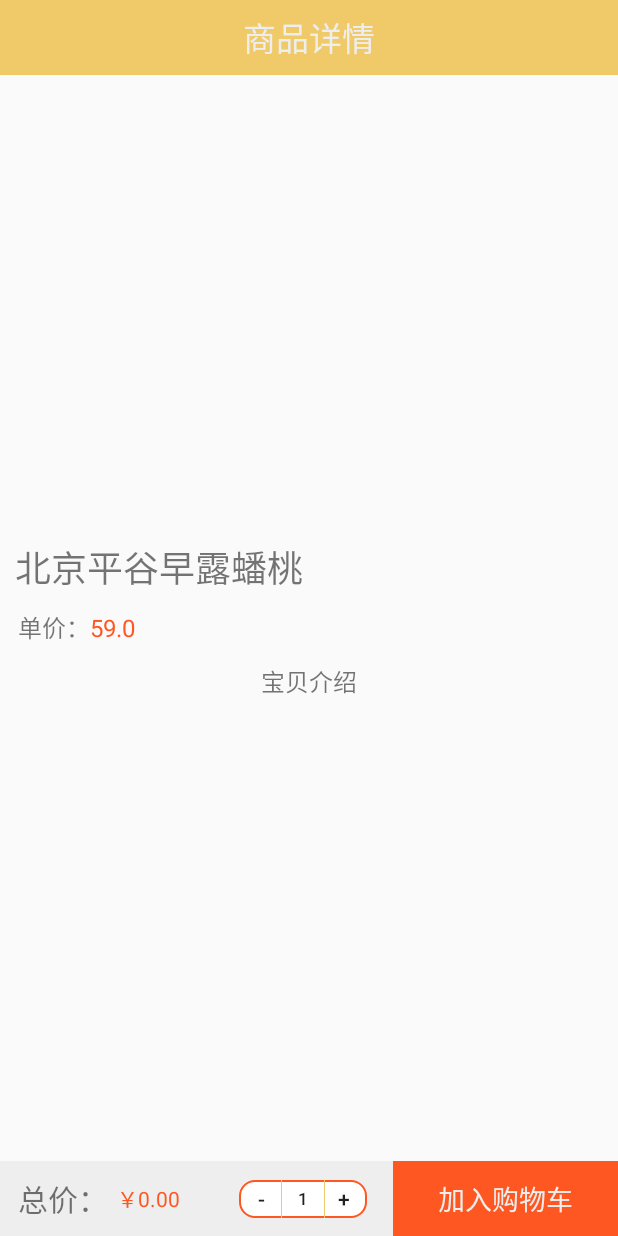
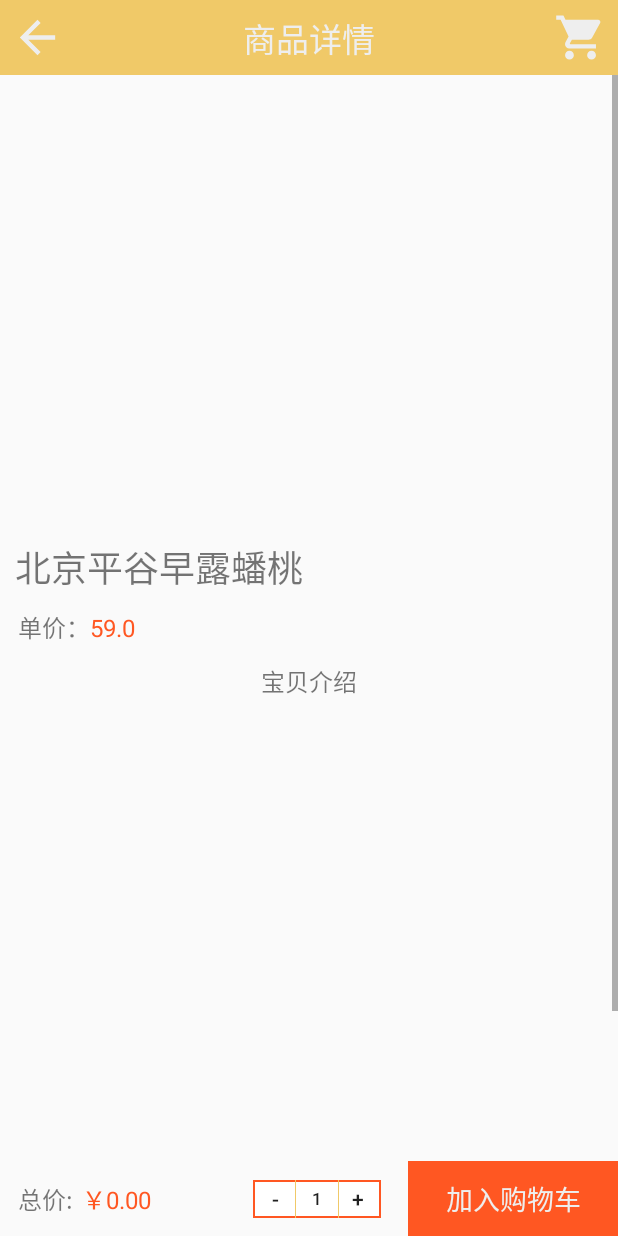
Before and after one commit to delichik/guoi, an Android app: the DetailActivity screen opened directly, with no data from a screen before it, on a phone screen of 412 x 824 dp. Run offline under Robolectric (Android 15) with nearby library versions, the light colour scheme and no system bars; our stand-ins replace ButterKnife; 11 statements that could not run were skipped.

Commit message:
又又又又又完善

```diff
--- a/app/build.gradle
+++ b/app/build.gradle
@@ -35,5 +35,8 @@ dependencies {
     implementation 'com.jakewharton:butterknife:10.0.0'
     implementation 'org.jsoup:jsoup:1.11.3'
     implementation 'de.hdodenhof:circleimageview:3.0.0'
+    implementation 'com.jakewharton:butterknife:10.0.0'
+
+    annotationProcessor 'com.jakewharton:butterknife-compiler:10.0.0'
 
 }
--- a/app/src/main/java/moe/imiku/guoi/Activity/DetailActivity.java
+++ b/app/src/main/java/moe/imiku/guoi/Activity/DetailActivity.java
@@ -1,8 +1,11 @@
 package moe.imiku.guoi.Activity;
 
 import android.app.Activity;
+import android.content.Intent;
 import android.content.res.AssetManager;
 import android.os.Bundle;
+import android.view.View;
+import android.widget.Button;
 import android.widget.ImageView;
 import android.widget.LinearLayout;
 import android.widget.TextView;
@@ -12,6 +15,9 @@ import androidx.annotation.Nullable;
 import java.io.IOException;
 import java.util.ArrayList;
 
+import butterknife.BindView;
+import butterknife.ButterKnife;
+import butterknife.OnClick;
 import moe.imiku.guoi.MessageTable;
 import moe.imiku.guoi.Model.CartItem;
 import moe.imiku.guoi.Model.Fruit;
@@ -21,6 +27,20 @@ import moe.imiku.guoi.ShoppingCartTable;
 import static moe.imiku.guoi.Util.FileUtil.getBitmapFromAsset;
 
 public class DetailActivity extends Activity {
+
+    @BindView(R.id.imageView)
+    ImageView imageView;
+    @BindView(R.id.name)
+    TextView name;
+    @BindView(R.id.money)
+    TextView money;
+    @BindView(R.id.image_field)
+    LinearLayout imageField;
+    @BindView(R.id.price)
+    TextView price;
+    @BindView(R.id.count)
+    Button count;
+
     private Fruit fruit;
     private String[] images;
     private CartItem item;
@@ -29,78 +49,35 @@ public class DetailActivity extends Activity {
     protected void onCreate(@Nullable Bundle savedInstanceState) {
         super.onCreate(savedInstanceState);
         setContentView(R.layout.activity_detail);
+        ButterKnife.bind(this);
 
         fruit = getIntent().getParcelableExtra("fruit");
         initImages();
         init();
     }
 
-    public void init () {
+    public void init() {
         item = new CartItem();
         item.setCount(1);
         item.setFruit(fruit);
 
-        ImageView imageView = findViewById(R.id.imageView);
-        imageView.setImageBitmap(getBitmapFromAsset(getAssets(),fruit.getImage()));
-        TextView textView_name = findViewById(R.id.name);
-        textView_name.setText(fruit.getName());
-        TextView textView_money = findViewById(R.id.money);
-        textView_money.setText(String.format("￥%.2f",fruit.getPrice()));
-        LinearLayout linearLayout = findViewById(R.id.image_field);
-        TextView textView_price = findViewById(R.id.price);
-        textView_price.setText(String.format("￥%.2f",item.getTotalPrice()));
-        TextView textView_count = findViewById(R.id.count);
+        imageView.setImageBitmap(getBitmapFromAsset(getAssets(), fruit.getImage()));
+        name.setText(fruit.getName());
+        money.setText(String.format("￥%.2f", fruit.getPrice()));
+        price.setText(String.format("￥%.2f", item.getTotalPrice()));
 
-        for (String image : images){
+        for (String image : images) {
             ImageView imageView1 = new ImageView(this);
-            imageView1.setImageBitmap(getBitmapFromAsset(getAssets(),image));
-            linearLayout.addView(imageView1);
-            LinearLayout.LayoutParams params = (LinearLayout.LayoutParams) imageView1.getLayoutParams();
-            params.height = LinearLayout.LayoutParams.WRAP_CONTENT;
-            params.width = LinearLayout.LayoutParams.MATCH_PARENT;
-            imageView1.setLayoutParams(params);
+            imageView1.setImageBitmap(getBitmapFromAsset(getAssets(), image));
+            imageView1.setScaleType(ImageView.ScaleType.FIT_XY);
+            imageView1.setAdjustViewBounds(true);
+            imageField.addView(imageView1);
         }
 
-        findViewById(R.id.min).setOnClickListener(v -> {
-            if (item.getCount() <= 0)
-                return;
-            item.setCount(item.getCount() - 1);
-            textView_price.setText(String.format("￥%.2f",item.getTotalPrice()));
-            textView_count.setText(item.getCount() + "");
-        });
-
-        findViewById(R.id.add).setOnClickListener(v -> {
-            if (item.getCount() >= 99)
-                return;
-            item.setCount(item.getCount() + 1);
-
-            textView_price.setText(String.format("￥%.2f",item.getTotalPrice()));
-            textView_count.setText(item.getCount() + "");
-        });
-
-        findViewById(R.id.addcar).setOnClickListener(v -> {
-            for (int i = 0;i < ShoppingCartTable.getCartSize();i++){
-                if (ShoppingCartTable.getCart(i).getFruit().getId().equals(fruit.getId())) {
-                    ShoppingCartTable.addToCart(i, item.getCount());
-                    MessageTable.sendMessage(DetailActivity.this,
-                            item.getFruit().getName()
-                                    + " x "
-                                    + item.getCount()
-                                    + "已添加到购物车");
-                    return;
-                }
-            }
-            ShoppingCartTable.addNewToCart(item);
-            MessageTable.sendMessage(DetailActivity.this,
-                    item.getFruit().getName()
-                            + " x "
-                            + item.getCount()
-                            + "已添加到购物车");
-        });
     }
 
 
-    public void initImages () {
+    public void initImages() {
         AssetManager am = getAssets();
         ArrayList<String> list = new ArrayList<>();
         String base = fruit.getImage();
@@ -110,10 +87,59 @@ public class DetailActivity extends Activity {
                 am.open(t);
                 list.add(t);
             } catch (IOException e) {
-                e.printStackTrace();
                 break;
             }
         }
         images = list.toArray(new String[]{});
     }
+
+    @OnClick({R.id.back, R.id.to_cart, R.id.addcar, R.id.add, R.id.min})
+    public void onViewClicked(View view) {
+        switch (view.getId()) {
+            case R.id.back:
+                finish();
+                break;
+            case R.id.to_cart:
+                Intent intent = new Intent();
+                intent.putExtra("toCart", true);
+                setResult(23333, intent);
+                finish();
+                break;
+            case R.id.add:
+                if (item.getCount() >= 99)
+                    return;
+                item.setCount(item.getCount() + 1);
+                price.setText(String.format("￥%.2f", item.getTotalPrice()));
+                count.setText(item.getCount() + "");
+                break;
+            case R.id.min:
+                if (item.getCount() <= 0)
+                    return;
+                item.setCount(item.getCount() - 1);
+                price.setText(String.format("￥%.2f", item.getTotalPrice()));
+                count.setText(item.getCount() + "");
+                break;
+            case R.id.addcar:
+                if (item.getCount() <= 0)
+                    break;
+                for (int i = 0; i < ShoppingCartTable.getCartSize(); i++) {
+                    if (ShoppingCartTable.getCart(i).getFruit().getId().equals(fruit.getId())) {
+                        ShoppingCartTable.addToCart(i, item.getCount());
+                        MessageTable.sendMessage(DetailActivity.this,
+                                item.getFruit().getName()
+                                        + " x "
+                                        + item.getCount()
+                                        + "已添加到购物车");
+                        return;
+                    }
+                }
+                ShoppingCartTable.addNewToCart(item);
+                MessageTable.sendMessage(DetailActivity.this,
+                        item.getFruit().getName()
+                                + " x "
+                                + item.getCount()
+                                + "已添加到购物车");
+                break;
+        }
+    }
 }
--- /dev/null
+++ b/app/src/main/res/drawable/cart_button.xml
@@ -0,0 +1,18 @@
+<?xml version="1.0" encoding="utf-8"?>
+<selector xmlns:android="http://schemas.android.com/apk/res/android">
+<item android:state_focused="true">
+    <shape>
+        <solid android:color="@color/colorAccent" />
+    </shape>
+</item>
+<item android:state_pressed="true">
+    <shape>
+        <solid android:color="@color/colorAccent" />
+    </shape>
+</item>
+<item>
+    <shape>
+        <solid android:color="@android:color/transparent" />
+    </shape>
+</item>
+</selector>
--- a/app/src/main/res/drawable/cart_num_style.xml
+++ b/app/src/main/res/drawable/cart_num_style.xml
@@ -2,7 +2,6 @@
 <shape xmlns:android="http://schemas.android.com/apk/res/android" >
 
     <solid android:color="@android:color/white"/>
-    <stroke android:width="1dip" android:color="@color/colorAccent"/>
-    <corners android:radius="10dp" />
+    <stroke android:width="1dp" android:color="@color/colorAccent"/>
 
 </shape>
--- a/app/src/main/res/drawable/ic_back.xml
+++ b/app/src/main/res/drawable/ic_back.xml
@@ -1,4 +1,4 @@
-<vector android:height="24dp" android:tint="#FFFFFF"
+<vector android:height="24dp" android:tint="@color/text_light"
     android:viewportHeight="24.0" android:viewportWidth="24.0"
     android:width="24dp" xmlns:android="http://schemas.android.com/apk/res/android">
     <path android:fillColor="#FF000000" android:pathData="M20,11H7.83l5.59,-5.59L12,4l-8,8 8,8 1.41,-1.41L7.83,13H20v-2z"/>
--- a/app/src/main/res/drawable/ic_shopping_cart.xml
+++ b/app/src/main/res/drawable/ic_shopping_cart.xml
@@ -1,4 +1,4 @@
-<vector android:height="24dp" android:tint="#FFFFFF"
+<vector android:height="24dp" android:tint="@color/text_light"
     android:viewportHeight="24.0" android:viewportWidth="24.0"
     android:width="24dp" xmlns:android="http://schemas.android.com/apk/res/android">
     <path android:fillColor="#FF000000" android:pathData="M7,18c-1.1,0 -1.99,0.9 -1.99,2S5.9,22 7,22s2,-0.9 2,-2 -0.9,-2 -2,-2zM1,2v2h2l3.6,7.59 -1.35,2.45c-0.16,0.28 -0.25,0.61 -0.25,0.96 0,1.1 0.9,2 2,2h12v-2L7.42,15c-0.14,0 -0.25,-0.11 -0.25,-0.25l0.03,-0.12 0.9,-1.63h7.45c0.75,0 1.41,-0.41 1.75,-1.03l3.58,-6.49c0.08,-0.14 0.12,-0.31 0.12,-0.48 0,-0.55 -0.45,-1 -1,-1L5.21,4l-0.94,-2L1,2zM17,18c-1.1,0 -1.99,0.9 -1.99,2s0.89,2 1.99,2 2,-0.9 2,-2 -0.9,-2 -2,-2z"/>
--- a/app/src/main/res/layout/activity_detail.xml
+++ b/app/src/main/res/layout/activity_detail.xml
@@ -7,35 +7,82 @@
     android:orientation="vertical"
     android:layout_width="match_parent"
     android:layout_height="match_parent">
-    <TextView
+
+    <androidx.constraintlayout.widget.ConstraintLayout
         android:textColor="@color/text_light"
-        android:gravity="center"
-        android:textSize="22sp"
-        android:text="商品详情"
         android:background="@color/colorPrimary"
         android:layout_width="match_parent"
-        android:layout_height="50dp" />
+        android:layout_height="50dp" >
+
+        <ImageView
+            android:id="@+id/back"
+            android:layout_width="0dp"
+            android:layout_height="0dp"
+            android:padding="7dp"
+            android:src="@drawable/ic_back"
+            app:layout_constraintBottom_toBottomOf="parent"
+            app:layout_constraintEnd_toEndOf="@id/guideline4"
+            app:layout_constraintStart_toStartOf="parent"
+            app:layout_constraintTop_toTopOf="parent" />
+
+        <androidx.constraintlayout.widget.Guideline
+            android:id="@+id/guideline4"
+            android:orientation="vertical"
+            android:layout_width="wrap_content"
+            android:layout_height="wrap_content"
+            app:layout_constraintGuide_begin="50dp"/>
+
+        <TextView
+            android:gravity="center"
+            android:textSize="22sp"
+            android:textColor="@color/text_light"
+            android:text="商品详情"
+            android:layout_width="wrap_content"
+            android:layout_height="wrap_content"
+            app:layout_constraintBottom_toBottomOf="parent"
+            app:layout_constraintEnd_toEndOf="@id/guideline5"
+            app:layout_constraintStart_toStartOf="@id/guideline4"
+            app:layout_constraintTop_toTopOf="parent" />
+
+        <androidx.constraintlayout.widget.Guideline
+            android:id="@+id/guideline5"
+            android:orientation="vertical"
+            android:layout_width="wrap_content"
+            android:layout_height="wrap_content"
+            app:layout_constraintGuide_end="50dp"/>
+
+        <ImageView
+            android:id="@+id/to_cart"
+            android:layout_width="0dp"
+            android:layout_height="0dp"
+            android:padding="7dp"
+            android:src="@drawable/ic_shopping_cart"
+            app:layout_constraintBottom_toBottomOf="parent"
+            app:layout_constraintEnd_toEndOf="parent"
+            app:layout_constraintStart_toStartOf="@id/guideline5"
+            app:layout_constraintTop_toTopOf="parent" />
+
+    </androidx.constraintlayout.widget.ConstraintLayout>
+
 
     <androidx.constraintlayout.widget.ConstraintLayout
         android:orientation="vertical"
         android:layout_width="match_parent"
         android:layout_height="match_parent">
 
-        <androidx.constraintlayout.widget.Guideline
-            android:id="@+id/guideline4"
-            android:layout_width="wrap_content"
-            android:layout_height="wrap_content"
-            android:orientation="horizontal"
-            app:layout_constraintGuide_begin="50dp" />
-
         <ScrollView
-            android:layout_width="match_parent"
-            android:layout_height="match_parent">
+            android:layout_width="0dp"
+            android:layout_height="0dp"
+            android:overScrollMode="never"
+            app:layout_constraintBottom_toTopOf="@id/guideline1"
+            app:layout_constraintEnd_toEndOf="parent"
+            app:layout_constraintStart_toStartOf="parent"
+            app:layout_constraintTop_toTopOf="parent" >
 
             <LinearLayout
                 android:id="@+id/image_field"
                 android:layout_width="match_parent"
-                android:layout_height="match_parent"
+                android:layout_height="wrap_content"
                 android:orientation="vertical">
 
                 <ImageView
@@ -81,57 +128,62 @@
                     android:textSize="16sp"
                     android:layout_margin="12dp"
                     android:text="宝贝介绍" />
+
             </LinearLayout>
 
         </ScrollView>
 
         <androidx.constraintlayout.widget.Guideline
-            android:id="@+id/guideline"
+            android:id="@+id/guideline1"
             android:layout_width="wrap_content"
             android:layout_height="wrap_content"
             android:orientation="horizontal"
             app:layout_constraintGuide_end="50dp" />
 
-        <TextView
-            android:background="@color/background_front"
-            android:gravity="center_vertical"
-            android:paddingStart="12dp"
-            android:id="@+id/price_all"
-            android:layout_width="0dp"
-            android:layout_height="0dp"
-            android:textSize="20sp"
-            android:text="总价："
-            app:layout_constraintBottom_toBottomOf="parent"
-            app:layout_constraintEnd_toStartOf="@id/guideline3"
-            app:layout_constraintStart_toStartOf="parent"
-            app:layout_constraintTop_toBottomOf="@+id/guideline" />
+        <!--<LinearLayout-->
+        <!--android:orientation="horizontal"-->
+        <!--android:layout_width="0dp"-->
+        <!--android:layout_height="0dp"-->
+        <!--android:background="@color/background_front"-->
+        <!--android:gravity="center_vertical">-->
+
 
         <androidx.constraintlayout.widget.Guideline
-            android:id="@+id/guideline5"
+            android:id="@+id/guideline2"
+            android:orientation="vertical"
             android:layout_width="wrap_content"
             android:layout_height="wrap_content"
-            app:layout_constraintGuide_begin="70dp"
-            android:orientation="vertical" />
+            app:layout_constraintGuide_begin="150dp"/>
 
-        <TextView
-            android:layout_marginStart="8dp"
-            android:id="@+id/price"
-            android:gravity="center_vertical"
+        <LinearLayout
+            android:orientation="horizontal"
             android:layout_width="0dp"
-            android:layout_height="0dp"
-            android:textColor="@color/colorAccent"
-            android:text="10000.05元"
+            android:layout_height="wrap_content"
+            android:gravity="bottom"
+            android:paddingStart="12dp"
             app:layout_constraintBottom_toBottomOf="parent"
-            app:layout_constraintEnd_toEndOf="parent"
-            app:layout_constraintStart_toEndOf="@+id/guideline5"
-            app:layout_constraintTop_toBottomOf="@+id/guideline" />
+            app:layout_constraintEnd_toStartOf="@+id/guideline2"
+            app:layout_constraintStart_toStartOf="parent"
+            app:layout_constraintTop_toBottomOf="@+id/guideline1">
 
-        <androidx.constraintlayout.widget.Guideline
-            android:id="@+id/guideline6"
-            android:layout_width="wrap_content"
-            android:layout_height="wrap_content"
-            app:layout_constraintGuide_end="420dp"
-            android:orientation="vertical" />
+            <TextView
+                android:gravity="center_vertical"
+                android:layout_width="wrap_content"
+                android:layout_height="wrap_content"
+                android:textSize="16sp"
+                android:layout_marginEnd="6dp"
+                android:text="总价:" />
+
+            <TextView
+                android:id="@+id/price"
+                android:gravity="center_vertical"
+                android:layout_width="wrap_content"
+                android:layout_height="wrap_content"
+                android:textColor="@color/colorAccent"
+                android:textSize="16sp"
+                android:text="10000.05元"/>
+
+        </LinearLayout>
 
         <LinearLayout
             android:layout_width="wrap_content"
@@ -140,16 +192,16 @@
             android:background="@drawable/cart_num_style"
             android:orientation="horizontal"
             app:layout_constraintBottom_toBottomOf="parent"
-            app:layout_constraintEnd_toEndOf="parent"
-            app:layout_constraintStart_toEndOf="@+id/guideline6"
-            app:layout_constraintTop_toTopOf="@+id/guideline">
+            app:layout_constraintEnd_toStartOf="@+id/guideline3"
+            app:layout_constraintStart_toEndOf="@+id/guideline2"
+            app:layout_constraintTop_toBottomOf="@+id/guideline1">
 
             <Button
                 android:id="@+id/min"
                 android:layout_width="26dp"
                 android:layout_height="match_parent"
                 android:layout_marginLeft="2dp"
-                android:background="@android:color/transparent"
+                android:background="@drawable/cart_button"
                 android:gravity="center"
                 android:text="-" />
 
@@ -177,7 +229,7 @@
                 android:layout_width="26dp"
                 android:layout_height="match_parent"
                 android:layout_marginRight="2dp"
-                android:background="@android:color/transparent"
+                android:background="@drawable/cart_button"
                 android:gravity="center"
                 android:text="+" />
         </LinearLayout>
@@ -186,22 +238,23 @@
             android:id="@+id/guideline3"
             android:layout_width="wrap_content"
             android:layout_height="wrap_content"
-            app:layout_constraintGuide_end="150dp"
-            android:orientation="vertical" />
+            android:orientation="vertical"
+            app:layout_constraintGuide_end="140dp"/>
 
         <TextView
-            android:textSize="18sp"
-            android:gravity="center"
-            android:background="@color/colorAccent"
-            android:textColor="@color/text_light"
             android:id="@+id/addcar"
             android:layout_width="0dp"
             android:layout_height="0dp"
+            android:background="@drawable/main_button"
+            android:gravity="center"
             android:text="加入购物车"
+            android:textColor="@color/text_light"
+            android:textSize="18sp"
             app:layout_constraintBottom_toBottomOf="parent"
             app:layout_constraintEnd_toEndOf="parent"
-            app:layout_constraintStart_toEndOf="@id/guideline3"
-            app:layout_constraintTop_toBottomOf="@+id/guideline" />
+            app:layout_constraintStart_toEndOf="@+id/guideline3"
+            app:layout_constraintTop_toBottomOf="@+id/guideline1" />
+
     </androidx.constraintlayout.widget.ConstraintLayout>
 
 </LinearLayout>
--- a/app/src/main/res/layout/page_class.xml
+++ b/app/src/main/res/layout/page_class.xml
@@ -24,6 +24,7 @@
             android:id="@+id/header_field"
             android:orientation="vertical"
             android:layout_width="100dp"
+            android:overScrollMode="never"
             android:layout_height="match_parent"
             android:divider="@drawable/spacer_medium"
             android:showDividers="middle">
@@ -31,6 +32,7 @@
 
         <ScrollView
             android:background="@color/background_front"
+            android:overScrollMode="never"
             android:layout_width="match_parent"
             android:layout_height="match_parent">
 
--- a/app/src/main/res/layout/page_main.xml
+++ b/app/src/main/res/layout/page_main.xml
@@ -11,12 +11,11 @@
         android:layout_width="match_parent"
         android:layout_height="wrap_content">
 
-
         <ImageView
             android:id="@+id/image1"
             android:layout_width="match_parent"
             android:scaleType="centerCrop"
-            android:layout_height="200dp"/>
+            android:layout_height="300dp"/>
 
         <LinearLayout
             android:layout_width="match_parent"
@@ -39,7 +38,6 @@
 
         </LinearLayout>
 
-
         <LinearLayout
             android:layout_width="match_parent"
             android:layout_height="200dp"
@@ -60,7 +58,6 @@
                 android:layout_height="match_parent" />
 
         </LinearLayout>
-
 
         <LinearLayout
             android:layout_width="match_parent"
--- a/app/src/main/res/layout/page_message.xml
+++ b/app/src/main/res/layout/page_message.xml
@@ -6,6 +6,7 @@
     android:layout_height="match_parent" >
 
     <ScrollView
+        android:overScrollMode="never"
         android:layout_marginTop="50dp"
         android:layout_width="match_parent"
         android:layout_height="match_parent" >
```
Also changed, not shown: app/src/main/java/moe/imiku/guoi/Activity/MainActivity.java (+50 -14 lines), app/src/main/java/moe/imiku/guoi/Config.java (+0 -11 lines), app/src/main/java/moe/imiku/guoi/Page/Classification.java (+17 -8 lines), app/src/main/java/moe/imiku/guoi/Page/ShoppingCart.java (+16 -5 lines), app/src/main/res/layout/item_shopping_cart.xml (+4 -4 lines), app/src/main/res/layout/page_my_home.xml (+5 -4 lines), app/src/main/res/layout/page_shoppign_card.xml (+11 -10 lines), app/src/main/res/drawable/main_button.xml (renamed from app/src/main/res/drawable/my_home_button.xml).
